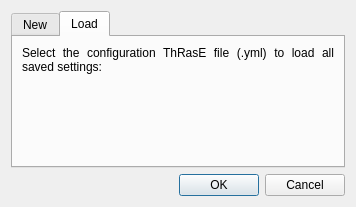
First picture: the form in ui/init_dialog.ui, repository SMByC/ThRasE, before the edit.
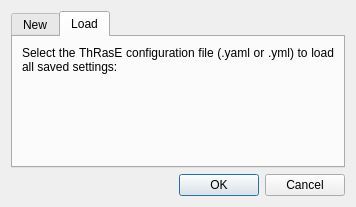
Second picture: the form after the edit. The open tabs and pages were chosen to show the change. Icons and pictures are not drawn. Custom widgets are drawn as their Qt base class.

Commit message: Update the save dialog for the ThRasE configuration YAML file, set the default extension as .yaml

The edit to the form file:
```diff
--- a/ui/init_dialog.ui
+++ b/ui/init_dialog.ui
@@ -267,7 +267,7 @@
        <item>
         <widget class="QLabel" name="label_31">
          <property name="text">
-          <string>Select the configuration ThRasE file (.yml) to load all saved settings:</string>
+          <string>Select the ThRasE configuration file (.yaml or .yml) to load all saved settings:</string>
          </property>
          <property name="alignment">
           <set>Qt::AlignJustify|Qt::AlignVCenter</set>
```
Left out of the diff: 2 changed lines with no effect on the pictures. The commit also changes 1 other file.
